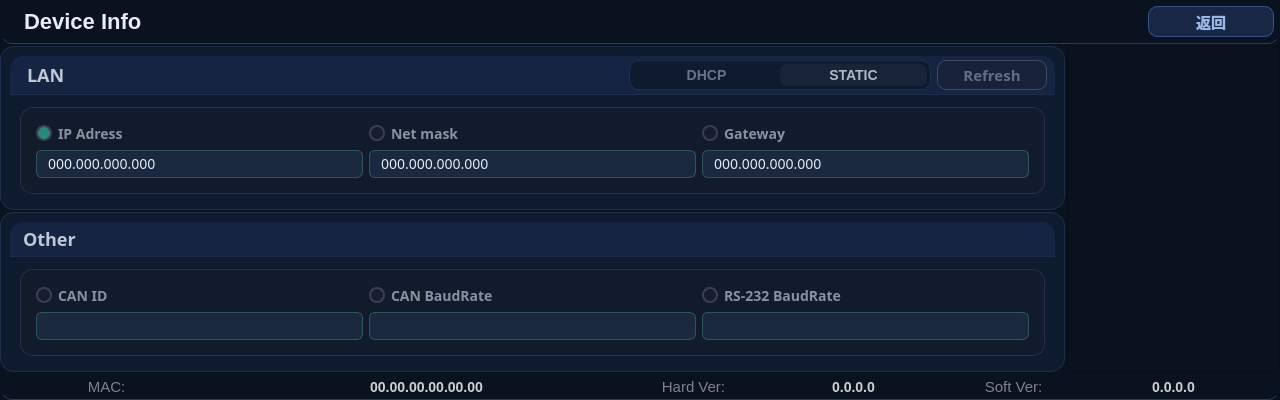
Old version of the form widgets/interaction/devicesetpage.ui in the repository housir-debug/Leacesy_M3506.
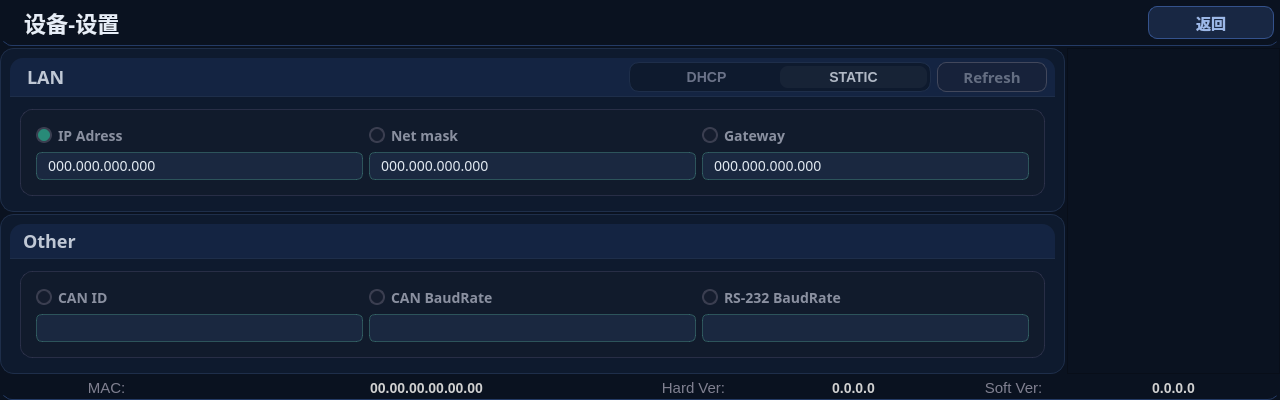
New version of the form.

Diff of the .ui file:
```diff
--- a/widgets/interaction/devicesetpage.ui
+++ b/widgets/interaction/devicesetpage.ui
@@ -244,7 +244,7 @@
          <number>0</number>
         </property>
         <property name="text">
-         <string>Device Info</string>
+         <string>设备-设置</string>
         </property>
         <property name="scaledContents">
          <bool>true</bool>
```
